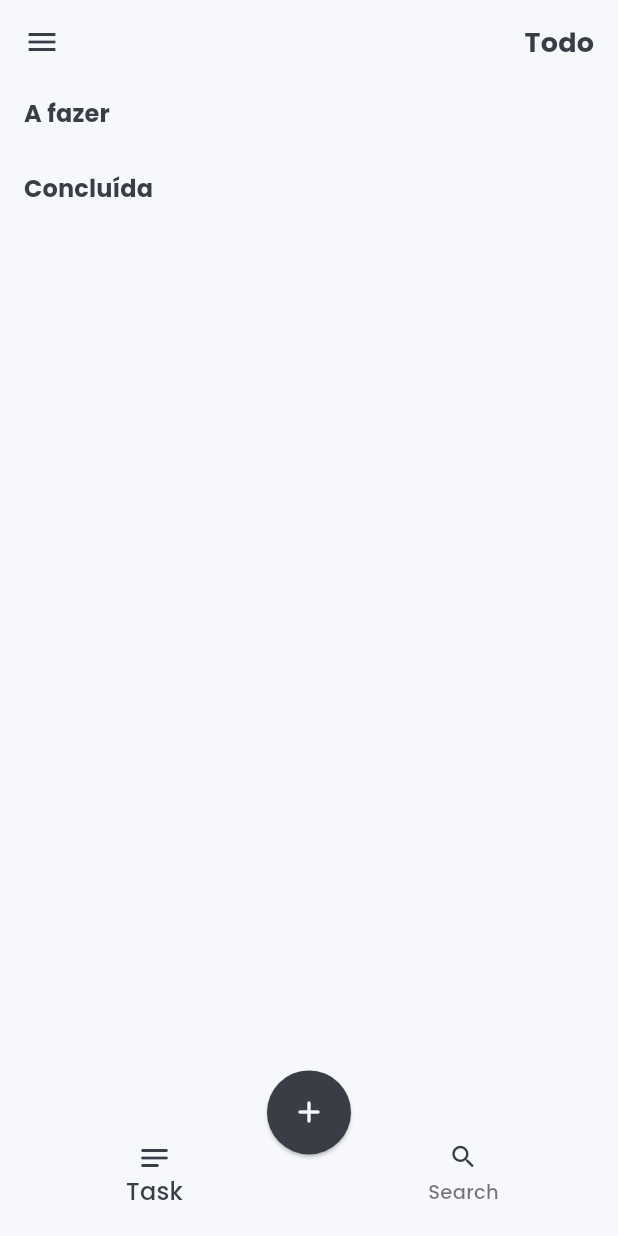
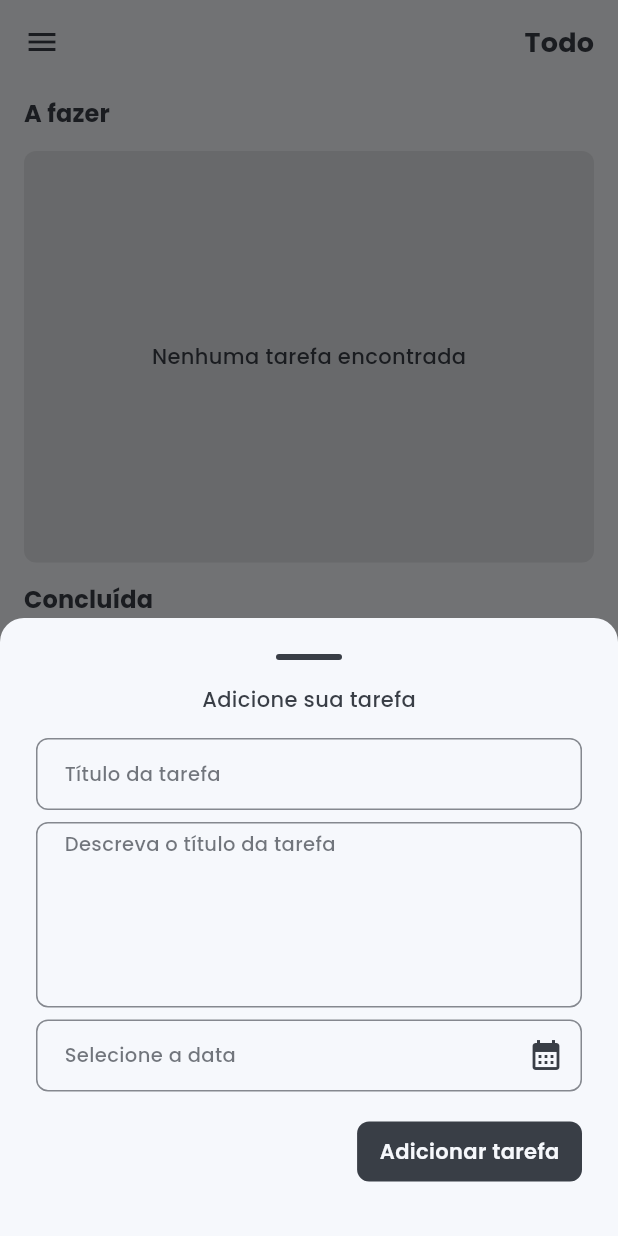
Before and after one commit to lucasxgb/todo_app, a Flutter app: the screen it shows after launch, after a tap on the "add" icon, on a phone screen of 412 x 824 dp. Run offline on Flutter 3.47's test engine with Material 3 defaults, Android fonts, the phone set to English and light mode, and no system bars; our stand-ins replace flutter_mobx, google_fonts, mobx; generated files the repository leaves out were written again.

Commit message:
:construction: feat: Terminando formulário de adição de tarefas

```diff
--- a/lib/src/app_widget.dart
+++ b/lib/src/app_widget.dart
@@ -1,5 +1,7 @@
 import 'package:flutter/material.dart';
+import 'package:provider/provider.dart';
 import 'package:todo_app/src/home/view/home_page.dart';
+import 'package:todo_app/src/home/viewmodel/home_store.dart';
 import 'package:todo_app/src/shared/res/global_theme_data.dart';
 
 class TodoApp extends StatelessWidget {
@@ -7,14 +9,16 @@ class TodoApp extends StatelessWidget {
 
   @override
   Widget build(BuildContext context) {
-    return MaterialApp(
+    return MultiProvider(
+      providers: [Provider<HomeStore>(create: (_) => HomeStore())],
+      child: MaterialApp(
         title: 'Todo App',
         debugShowCheckedModeBanner: false,
         themeMode: ThemeMode.light,
         theme: GlobalThemeData.lightThemeData,
         darkTheme: GlobalThemeData.darkThemeData,
-
         home: const HomePage(),
+      ),
     );
   }
 }
--- a/lib/src/home/view/home_page.dart
+++ b/lib/src/home/view/home_page.dart
@@ -1,5 +1,6 @@
 import 'package:flutter/material.dart';
 import 'package:flutter_mobx/flutter_mobx.dart';
+import 'package:provider/provider.dart';
 import 'package:todo_app/src/home/viewmodel/home_store.dart';
 import 'package:todo_app/src/home/widgets/custom_bottom_navigation_bar.dart';
 import 'package:todo_app/src/home/widgets/custom_display_task_card.dart';
@@ -15,7 +16,7 @@ class HomePage extends StatefulWidget {
 }
 
 class _HomePageState extends State<HomePage> {
-  final HomeStore controller = HomeStore();
+  HomeStore? controller;
 
   _openTransactionFormModal(BuildContext context) {
     showModalBottomSheet(
@@ -27,6 +28,13 @@ class _HomePageState extends State<HomePage> {
               padding: MediaQuery.of(context).viewInsets,
               child: const TaskBottomSheet());
         });
+  }
+
+  @override
+  void initState() {
+    controller = Provider.of<HomeStore>(context, listen: false);
+
+    super.initState();
   }
 
   @override
@@ -67,8 +75,11 @@ class _HomePageState extends State<HomePage> {
                           height: constraints.maxHeight * 0.02,
                         ),
                         SizedBox(
+                            height: controller!.completedTaskList.isEmpty
+                                ? constraints.maxHeight * .4
+                                : constraints.maxHeight,
                             child: CustomDisplayCardTask(
-                                tasksList: controller.pendingTaskList)),
+                                tasksList: controller!.pendingTaskList)),
                         SizedBox(
                           height: constraints.maxHeight * 0.02,
                         ),
@@ -80,8 +91,11 @@ class _HomePageState extends State<HomePage> {
                           height: constraints.maxHeight * 0.02,
                         ),
                         SizedBox(
+                          height: controller!.completedTaskList.isEmpty
+                              ? constraints.maxHeight * .4
+                              : constraints.maxHeight,
                           child: CustomDisplayCardTask(
-                            tasksList: controller.completedTaskList,
+                            tasksList: controller!.completedTaskList,
                           ),
                         )
                       ],
--- a/lib/src/home/widgets/custom_display_task_card.dart
+++ b/lib/src/home/widgets/custom_display_task_card.dart
@@ -16,7 +16,7 @@ class CustomDisplayCardTask extends StatelessWidget {
     final ColorScheme colorScheme = Theme.of(context).colorScheme;
     final TextTheme textTheme = Theme.of(context).textTheme;
 
-    return tasksList != null
+    return tasksList!.isNotEmpty
         ? ListView.separated(
             physics: const NeverScrollableScrollPhysics(),
             padding: const EdgeInsets.all(0),
--- a/lib/src/home/widgets/custom_float_action_button.dart
+++ b/lib/src/home/widgets/custom_float_action_button.dart
@@ -15,7 +15,9 @@ class CustomFloatActionButton extends StatelessWidget {
       elevation: 1.0,
       backgroundColor: colorScheme.primary,
       shape: const CircleBorder(),
-      onPressed: () {},
+      onPressed: () {
+        onPressed();
+      },
       child: Icon(
         Icons.add_rounded,
         color: colorScheme.secondary,
--- a/lib/src/home/widgets/task_bottom_sheet.dart
+++ b/lib/src/home/widgets/task_bottom_sheet.dart
@@ -1,36 +1,47 @@
 import 'package:flutter/material.dart';
-import 'package:todo_app/src/shared/widgets/custom_button.dart';
-import 'package:todo_app/src/shared/widgets/custom_textformfield.dart';
+import 'package:todo_app/src/home/widgets/task_form.dart';
 
-class TaskBottomSheet extends StatelessWidget {
+class TaskBottomSheet extends StatefulWidget {
   const TaskBottomSheet({super.key});
 
+  @override
+  State<TaskBottomSheet> createState() => _TaskBottomSheetState();
+}
+
+class _TaskBottomSheetState extends State<TaskBottomSheet> {
   double setSize(constraints, value) {
     return constraints * (value / constraints);
   }
 
   @override
   Widget build(BuildContext context) {
-    final TextEditingController titleController = TextEditingController();
-    final TextEditingController descriptionController = TextEditingController();
-
-    final formKey = GlobalKey<FormState>();
     final ColorScheme colorScheme = Theme.of(context).colorScheme;
     final TextTheme textTheme = Theme.of(context).textTheme;
+
+    final deviceInfo = MediaQuery.of(context);
+    final deviceHeight = deviceInfo.size.height - deviceInfo.padding.top;
+
     return ClipRRect(
       child: Container(
+        height: deviceHeight * 0.5,
         decoration: BoxDecoration(
           color: colorScheme.secondary,
           borderRadius: const BorderRadius.only(
-              topLeft: Radius.circular(32), topRight: Radius.circular(32)),
+              topLeft: Radius.circular(16), topRight: Radius.circular(16)),
         ),
         child: LayoutBuilder(builder: (context, constraints) {
           return Padding(
             padding: EdgeInsets.symmetric(
-                vertical: setSize(constraints.maxHeight, 16)),
+                horizontal: setSize(constraints.maxHeight, 24),
+                vertical: setSize(constraints.maxWidth, 8)),
             child: Column(
               children: [
-                Container(
+                Padding(
+                  padding: EdgeInsets.only(
+                    top: setSize(constraints.maxWidth, 16),
+                    bottom: setSize(constraints.maxWidth, 16),
+                  ),
+                  child: Container(
                     width: setSize(constraints.maxWidth, 44),
                     height: setSize(constraints.maxHeight, 4),
                     decoration: BoxDecoration(
@@ -38,36 +49,17 @@ class TaskBottomSheet extends StatelessWidget {
                         borderRadius:
                             const BorderRadius.all(Radius.circular(16))),
                   ),
-                Form(
-                    key: formKey,
-                    child: Column(
-                      children: [
-                        CustomTextFormField(
-                          maxLines: 1,
-                          expands: false,
-                          hintText: 'Título da tarefa',
-                          controller: titleController,
                 ),
-                        SizedBox(height: setSize(constraints.maxHeight, 8)),
-                        SizedBox(
-                          height: constraints.maxHeight * 3,
-                          child: CustomTextFormField(
-                            expands: true,
-                            keyboardType: TextInputType.multiline,
-                            textAlignVertical: TextAlignVertical.top,
-                            hintText: "Descreva o título da tarefa",
-                            controller: descriptionController,
+                Padding(
+                  padding: EdgeInsets.only(
+                    bottom: setSize(constraints.maxWidth, 16),
+                  ),
+                  child: Text(
+                    'Adicione sua tarefa',
+                    style: textTheme.bodyMedium,
                   ),
                 ),
-                        SizedBox(height: setSize(constraints.maxHeight, 8)),
-                        CustomElevatedButton(
-                          backgroundColor: colorScheme.primary,
-                          textColor: colorScheme.secondary,
-                          text: 'Adicionar Nota',
-                          onPressed: () {},
-                        ),
-                      ],
-                    ))
+                TaskForm(constraints: constraints)
               ],
             ),
           );
--- /dev/null
+++ b/lib/src/home/widgets/task_form.dart
@@ -0,0 +1,116 @@
+// ignore_for_file: public_member_api_docs, sort_constructors_first
+import 'package:flutter/material.dart';
+import 'package:flutter_mobx/flutter_mobx.dart';
+import 'package:intl/intl.dart';
+import 'package:provider/provider.dart';
+import 'package:todo_app/src/home/viewmodel/home_store.dart';
+import 'package:todo_app/src/shared/models/task_model.dart';
+import 'package:todo_app/src/shared/res/responsive.dart';
+import 'package:todo_app/src/shared/widgets/custom_button.dart';
+import 'package:todo_app/src/shared/widgets/custom_textformfield.dart';
+
+class TaskForm extends StatefulWidget {
+  final BoxConstraints constraints;
+  const TaskForm({
+    super.key,
+    required this.constraints,
+  });
+
+  @override
+  State<TaskForm> createState() => _TaskFormState();
+}
+
+class _TaskFormState extends State<TaskForm> {
+  final titleController = TextEditingController();
+  final dateController = TextEditingController();
+  final descriptionController = TextEditingController();
+
+  HomeStore? controller;
+
+  @override
+  void initState() {
+    controller = Provider.of<HomeStore>(context, listen: false);
+    controller!.resetParameters();
+    super.initState();
+  }
+
+  _onPressed() async {
+    await controller!.addTaskInList(TaskModel(
+        title: controller!.title!,
+        description: controller!.description!,
+        date: controller!.date!,
+        completed: false));
+  }
+
+  @override
+  Widget build(BuildContext context) {
+    final formKey = GlobalKey<FormState>();
+    final ColorScheme colorScheme = Theme.of(context).colorScheme;
+    return Observer(builder: (_) {
+      return Form(
+          key: formKey,
+          child: Column(
+            children: [
+              CustomTextFormField(
+                maxLines: 1,
+                expands: false,
+                hintText: 'Título da tarefa',
+                controller: titleController,
+                onChanged: controller!.setTitle,
+              ),
+              SizedBox(height: setSize(widget.constraints.maxHeight, 8)),
+              SizedBox(
+                height: widget.constraints.maxHeight * .3,
+                child: CustomTextFormField(
+                  expands: true,
+                  keyboardType: TextInputType.multiline,
+                  textAlignVertical: TextAlignVertical.top,
+                  hintText: "Descreva o título da tarefa",
+                  controller: descriptionController,
+                  onChanged: controller!.setDescription,
+                ),
+              ),
+              SizedBox(height: setSize(widget.constraints.maxHeight, 8)),
+              CustomTextFormField(
+                maxLines: 1,
+                expands: false,
+                readonly: true,
+                hintText: 'Selecione a data',
+                controller: dateController,
+                onTap: () async {
+                  await showDatePicker(
+                    context: context,
+                    initialDate: DateTime.now(),
+                    firstDate: DateTime(1900),
+                    lastDate: DateTime(2024, 12, 12),
+                    fieldLabelText: "Selecione a data",
+                  ).then((pickedDate) {
+                    if (pickedDate == null) {
+                      dateController.text =
+                          DateFormat("dd/MM/yyyy").format(DateTime.now());
+                    }
+                    dateController.text = DateFormat("dd/MM/yyyy")
+                        .format(pickedDate ?? DateTime.now());
+                  });
+                },
+                onChanged: controller!.setDateTime,
+                suffixIcon: Icon(
+                  Icons.calendar_month,
+                  color: Theme.of(context).colorScheme.primary,
+                ),
+              ),
+              SizedBox(height: setSize(widget.constraints.maxHeight, 16)),
+              Align(
+                alignment: Alignment.bottomRight,
+                child: CustomElevatedButton(
+                  backgroundColor: colorScheme.primary,
+                  textColor: colorScheme.secondary,
+                  text: 'Adicionar tarefa',
+                  onPressed: _onPressed,
+                ),
+              ),
+            ],
+          ));
+    });
+  }
+}
--- /dev/null
+++ b/lib/src/shared/res/responsive.dart
@@ -0,0 +1,7 @@
+double setSizePercentage(double size, double v) {
+  return size * v;
+}
+
+double setSize(double size, double v) {
+  return size * (v / size);
+}
--- a/lib/src/shared/widgets/card_task.dart
+++ b/lib/src/shared/widgets/card_task.dart
@@ -1,5 +1,6 @@
 // ignore_for_file: public_member_api_docs, sort_constructors_first
 import 'package:flutter/material.dart';
+import 'package:intl/intl.dart';
 import 'package:todo_app/src/shared/models/task_model.dart';
 import 'package:todo_app/src/shared/widgets/custom_checkbox.dart';
 
@@ -51,7 +52,9 @@ class CardTask extends StatelessWidget {
             Row(
               children: [
                 Text(
-                  "10 de mar",
+                  DateFormat("dd MMM yyyy",
+                          Localizations.localeOf(context).languageCode)
+                      .format(task.date),
                   maxLines: 1,
                   overflow: TextOverflow.ellipsis,
                   style: textTheme.bodySmall,
--- a/lib/src/shared/widgets/custom_textformfield.dart
+++ b/lib/src/shared/widgets/custom_textformfield.dart
@@ -66,15 +66,15 @@ class CustomTextFormField extends StatefulWidget {
   });
 
   @override
-  State<CustomTextFormField> createState() =>
-      _CustomTextFormFieldState();
+  State<CustomTextFormField> createState() => _CustomTextFormFieldState();
 }
 
-class _CustomTextFormFieldState
-    extends State<CustomTextFormField> {
+class _CustomTextFormFieldState extends State<CustomTextFormField> {
   @override
   Widget build(BuildContext context) {
     final TextTheme textTheme = Theme.of(context).textTheme;
+    final ColorScheme colorScheme = Theme.of(context).colorScheme;
+
     return TextFormField(
       initialValue: widget.initialValue,
       inputFormatters: widget.inputFormatters,
@@ -89,34 +89,40 @@ class _CustomTextFormFieldState
       expands: widget.expands ?? false,
       style: widget.enabled == false
           ? textTheme.labelSmall!.copyWith(color: grayDisabledColor)
-          : textTheme.labelSmall!.copyWith(color: Colors.black),
+          : textTheme.labelSmall!.copyWith(color: colorScheme.primary),
       decoration: InputDecoration(
-        hintStyle: widget.hintStyle,
+        hintStyle: textTheme.labelSmall!
+            .copyWith(color: colorScheme.primary.withOpacity(.7)),
         labelText: widget.labelText,
         suffixIcon: widget.suffixIcon,
         suffix: widget.suffix,
         floatingLabelStyle: textTheme.labelMedium,
         hintText: widget.hintText,
+
         prefixIcon: widget.prefixIcon,
         border: OutlineInputBorder(
             borderRadius: BorderRadius.circular(widget.borderRadius ?? 8),
             borderSide: BorderSide(
+              color: colorScheme.primary.withOpacity(0.5),
               width: widget.borderSide ?? 1,
             )),
         focusedBorder: OutlineInputBorder(
             borderRadius: BorderRadius.circular(widget.borderRadius ?? 8),
             borderSide: BorderSide(
-              width: widget.borderSide ?? 1,
+              color: colorScheme.primary,
+              width: widget.borderSide ?? 1.2,
             )),
         enabledBorder: OutlineInputBorder(
             borderRadius: BorderRadius.circular(widget.borderRadius ?? 8),
             borderSide: BorderSide(
+              color: colorScheme.primary.withOpacity(0.6),
               width: widget.borderSide ?? 1,
             )),
         // errorBorder: InputBorder.none,
         disabledBorder: OutlineInputBorder(
             borderRadius: BorderRadius.circular(widget.borderRadius ?? 8),
             borderSide: BorderSide(
+              color: colorScheme.primary.withOpacity(0.2),
               width: widget.borderSide ?? 1,
             )),
         focusedErrorBorder: InputBorder.none,
--- a/pubspec.yaml
+++ b/pubspec.yaml
@@ -39,6 +39,7 @@ dependencies:
   intl: ^0.19.0
   mobx: ^2.3.3+2
   flutter_mobx: ^2.2.1+1
+  provider: ^6.1.2
 
 dev_dependencies:
   flutter_test:
```
Also changed, not shown: lib/src/home/viewmodel/home_store.dart (+41 -0 lines), lib/src/shared/models/task_model.dart (+7 -2 lines), lib/src/shared/widgets/custom_checkbox.dart (+13 -4 lines), lib/src/home/viewmodel/home_store.g.dart, pubspec.lock. Lines whose indentation alone changed are shown as unchanged.
